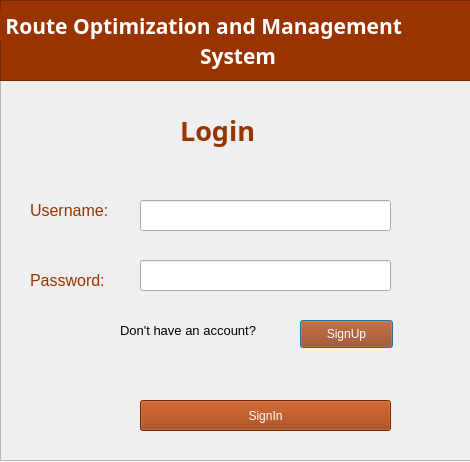
First picture: the form in SignIn.ui, repository AbdulRehmani2/Route-Optimization-System, before the edit.
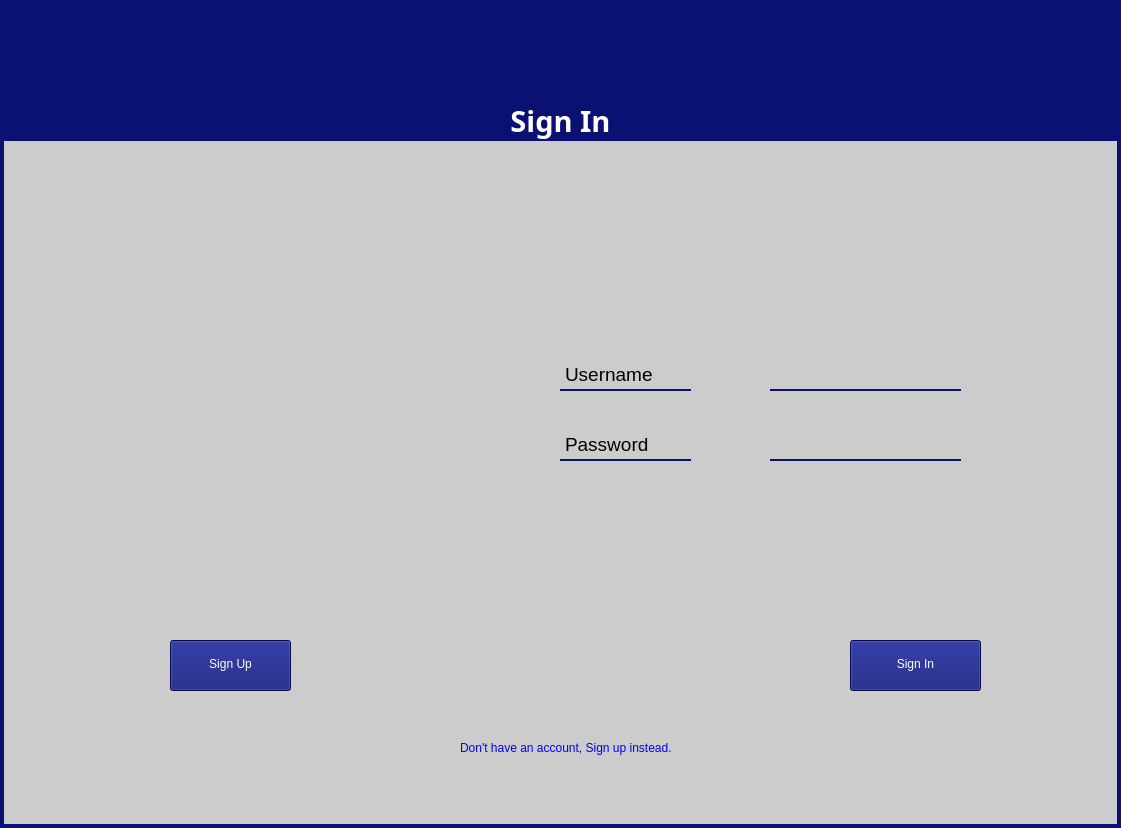
Second picture: the form after the edit.

What changed in the file:
```diff
--- a/SignIn.ui
+++ b/SignIn.ui
@@ -1,239 +1,192 @@
 <?xml version="1.0" encoding="UTF-8"?>
 <ui version="4.0">
- <class>Dialog</class>
- <widget class="QDialog" name="Dialog">
+ <class>MainWindow</class>
+ <widget class="QMainWindow" name="MainWindow">
   <property name="geometry">
    <rect>
     <x>0</x>
     <y>0</y>
-    <width>470</width>
-    <height>462</height>
+    <width>1121</width>
+    <height>828</height>
    </rect>
   </property>
   <property name="windowTitle">
    <string>Dialog</string>
   </property>
-  <widget class="QFrame" name="frame">
-   <property name="geometry">
-    <rect>
-     <x>0</x>
-     <y>0</y>
-     <width>471</width>
-     <height>461</height>
-    </rect>
-   </property>
-   <property name="frameShape">
-    <enum>QFrame::StyledPanel</enum>
-   </property>
-   <property name="frameShadow">
-    <enum>QFrame::Raised</enum>
-   </property>
-   <widget class="QFrame" name="frame_2">
+  <property name="styleSheet">
+   <string notr="true">background-color: #cccccc;
+border-left: 4px solid #0A1172;
+border-right: 4px solid #0A1172;
+border-bottom: 4px solid #0A1172;</string>
+  </property>
+  <widget class="QWidget" name="centralwidget">
+   <widget class="QLabel" name="label_4">
     <property name="geometry">
      <rect>
       <x>0</x>
       <y>0</y>
-      <width>471</width>
-      <height>81</height>
-     </rect>
-    </property>
-    <property name="styleSheet">
-     <string notr="true">background-color:#993300;</string>
-    </property>
-    <property name="frameShape">
-     <enum>QFrame::StyledPanel</enum>
-    </property>
-    <property name="frameShadow">
-     <enum>QFrame::Raised</enum>
-    </property>
-    <widget class="QLabel" name="label">
-     <property name="geometry">
-      <rect>
-       <x>0</x>
-       <y>10</y>
-       <width>471</width>
-       <height>31</height>
-      </rect>
-     </property>
-     <property name="font">
-      <font>
-       <family>Berlin Sans FB Demi</family>
-       <pointsize>16</pointsize>
-       <weight>75</weight>
-       <bold>true</bold>
-      </font>
-     </property>
-     <property name="styleSheet">
-      <string notr="true">color:#fff;</string>
-     </property>
-     <property name="text">
-      <string> Route Optimization and Management</string>
-     </property>
-    </widget>
-    <widget class="QLabel" name="label_2">
-     <property name="geometry">
-      <rect>
-       <x>200</x>
-       <y>40</y>
-       <width>91</width>
-       <height>31</height>
-      </rect>
-     </property>
-     <property name="font">
-      <font>
-       <family>Berlin Sans FB Demi</family>
-       <pointsize>16</pointsize>
-       <weight>75</weight>
-       <bold>true</bold>
-      </font>
-     </property>
-     <property name="styleSheet">
-      <string notr="true">color:#fff;</string>
-     </property>
-     <property name="text">
-      <string>System</string>
-     </property>
-    </widget>
-   </widget>
-   <widget class="QLabel" name="label_3">
-    <property name="geometry">
-     <rect>
-      <x>180</x>
-      <y>110</y>
-      <width>121</width>
-      <height>41</height>
+      <width>1121</width>
+      <height>141</height>
      </rect>
     </property>
     <property name="font">
      <font>
-      <family>CentSchbkCyrill BT</family>
-      <pointsize>20</pointsize>
+      <family>Sitka Text Semibold</family>
+      <pointsize>22</pointsize>
       <weight>75</weight>
       <bold>true</bold>
      </font>
     </property>
     <property name="styleSheet">
-     <string notr="true">color:#993300;</string>
+     <string notr="true">background-color: #0A1172;
+color: white;</string>
     </property>
     <property name="text">
-     <string>Login</string>
+     <string>Sign In</string>
     </property>
+    <property name="alignment">
+     <set>Qt::AlignBottom|Qt::AlignHCenter</set>
+    </property>
    </widget>
-   <widget class="QLabel" name="label_4">
+   <widget class="QLabel" name="username">
     <property name="geometry">
      <rect>
-      <x>30</x>
-      <y>200</y>
-      <width>101</width>
-      <height>21</height>
+      <x>560</x>
+      <y>360</y>
+      <width>131</width>
+      <height>31</height>
      </rect>
     </property>
     <property name="font">
      <font>
-      <pointsize>12</pointsize>
+      <pointsize>14</pointsize>
      </font>
     </property>
     <property name="styleSheet">
-     <string notr="true">color:#993300;</string>
+     <string notr="true">border: none;
+border-bottom: 2px solid #0A1172;</string>
     </property>
     <property name="text">
-     <string>Username:</string>
+     <string>Username</string>
     </property>
    </widget>
-   <widget class="QLabel" name="label_5">
+   <widget class="QLabel" name="password">
     <property name="geometry">
      <rect>
-      <x>30</x>
-      <y>270</y>
-      <width>101</width>
-      <height>21</height>
+      <x>560</x>
+      <y>430</y>
+      <width>131</width>
+      <height>31</height>
      </rect>
     </property>
     <property name="font">
      <font>
-      <pointsize>12</pointsize>
+      <pointsize>14</pointsize>
      </font>
     </property>
     <property name="styleSheet">
-     <string notr="true">color:#993300;</string>
+     <string notr="true">border: none;
+border-bottom: 2px solid #0A1172;</string>
     </property>
     <property name="text">
-     <string>Password:</string>
+     <string>Password</string>
     </property>
    </widget>
-   <widget class="QLineEdit" name="username">
+   <widget class="QLineEdit" name="usernameText">
     <property name="geometry">
      <rect>
-      <x>140</x>
-      <y>200</y>
-      <width>251</width>
+      <x>770</x>
+      <y>360</y>
+      <width>191</width>
       <height>31</height>
      </rect>
     </property>
+    <property name="font">
+     <font>
+      <pointsize>12</pointsize>
+     </font>
+    </property>
+    <property name="styleSheet">
+     <string notr="true">border: none;
+border-bottom: 2px solid #0A1172;
+</string>
+    </property>
+    <property name="text">
+     <string/>
+    </property>
    </widget>
-   <widget class="QLineEdit" name="password">
+   <widget class="QLineEdit" name="passwordText">
     <property name="geometry">
      <rect>
-      <x>140</x>
-      <y>260</y>
-      <width>251</width>
+      <x>770</x>
+      <y>430</y>
+      <width>191</width>
       <height>31</height>
      </rect>
     </property>
+    <property name="font">
+     <font>
+      <pointsize>12</pointsize>
+     </font>
+    </property>
+    <property name="styleSheet">
+     <string notr="true">border: none;
+border-bottom: 2px solid #0A1172;
+</string>
+    </property>
    </widget>
-   <widget class="QLabel" name="label_6">
+   <widget class="QPushButton" name="BackButton">
     <property name="geometry">
      <rect>
-      <x>120</x>
-      <y>320</y>
-      <width>181</width>
-      <height>21</height>
+      <x>170</x>
+      <y>640</y>
+      <width>121</width>
+      <height>51</height>
      </rect>
     </property>
-    <property name="font">
-     <font>
-      <pointsize>10</pointsize>
-     </font>
-    </property>
     <property name="styleSheet">
-     <string notr="true">color:#000;</string>
+     <string notr="true">padding: 5px;
+background-color: #0A1172;
+color: white;</string>
     </property>
     <property name="text">
-     <string>Don't have an account?</string>
+     <string>Sign Up</string>
     </property>
    </widget>
    <widget class="QPushButton" name="SignUpButton">
     <property name="geometry">
      <rect>
-      <x>300</x>
-      <y>320</y>
-      <width>93</width>
-      <height>28</height>
+      <x>850</x>
+      <y>640</y>
+      <width>131</width>
+      <height>51</height>
      </rect>
     </property>
     <property name="styleSheet">
-     <string notr="true">background-color:#993300;
-color:#fff</string>
+     <string notr="true">padding: 5px;
+background-color: #0A1172;
+color: white;</string>
     </property>
     <property name="text">
-     <string>SignUp</string>
+     <string>Sign In</string>
     </property>
    </widget>
-   <widget class="QPushButton" name="SignInButton">
+   <widget class="QLabel" name="instead">
     <property name="geometry">
      <rect>
-      <x>140</x>
-      <y>400</y>
-      <width>251</width>
-      <height>31</height>
+      <x>460</x>
+      <y>740</y>
+      <width>241</width>
+      <height>16</height>
      </rect>
     </property>
     <property name="styleSheet">
-     <string notr="true">background-color:#993300;
-color:#fff</string>
+     <string notr="true">border: none;
+color: blue;
+</string>
     </property>
     <property name="text">
-     <string>SignIn</string>
+     <string>Don't have an account, Sign up instead.</string>
     </property>
    </widget>
   </widget>
```
Left out of the diff: 2 changed lines with no effect on the pictures.
